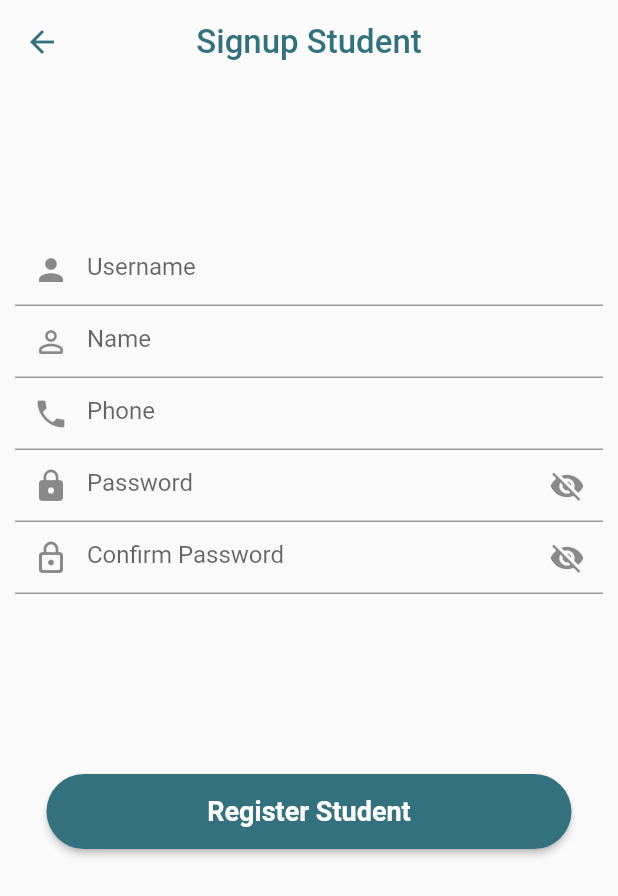
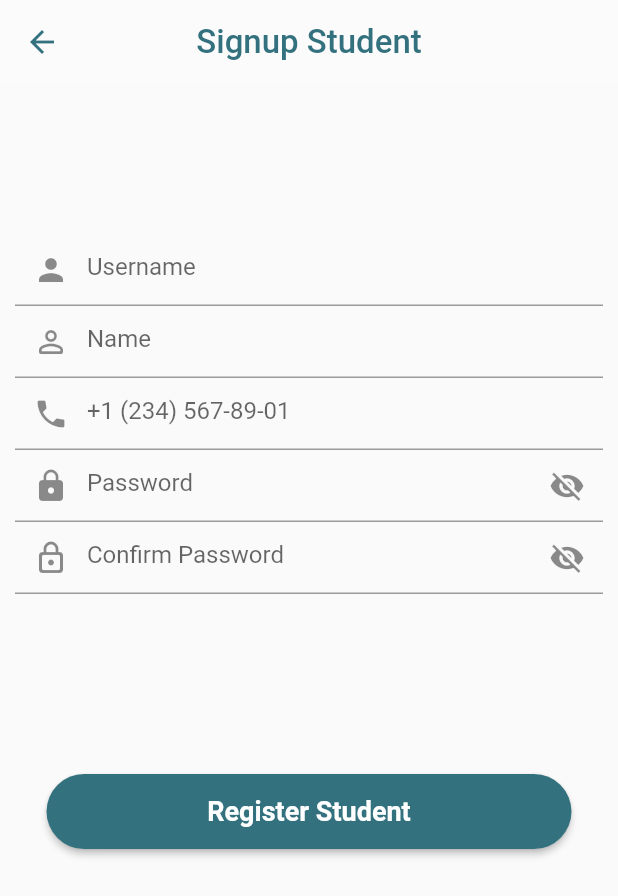
Before and after one commit to RegisSalesRA/django_flutter_college, a Flutter app: the SignUp screen opened by its route, swiped to page 3, on a phone screen of 412 x 824 dp. Shown: the top 896 px of the screen. Run offline on Flutter 3.47's test engine with Material 2 defaults, Android fonts, the phone set to English and light mode, and no system bars; our stand-ins replace dio, flutter_secure_storage, fluttertoast, mask_text_input_formatter; accounts and stored records are empty.

```diff
--- a/client_flutter/lib/data/repository/register_data_repository.dart
+++ b/client_flutter/lib/data/repository/register_data_repository.dart
@@ -117,7 +117,7 @@ class RegisterDataRepository {
       } catch (e) {
         toastHelper(e.toString(), true);
       }
-      isLoading.value = false;
     }
+    isLoading.value = false;
   }
 }
--- a/client_flutter/lib/presentation/home/widgets/settings_card.dart
+++ b/client_flutter/lib/presentation/home/widgets/settings_card.dart
@@ -4,7 +4,11 @@ class SettingsCard extends StatelessWidget {
   final String data;
   final String hintText;
   final Icon icon;
-  const SettingsCard({super.key, required this.data, required this.hintText, required this.icon});
+  const SettingsCard(
+      {super.key,
+      required this.data,
+      required this.hintText,
+      required this.icon});
 
   @override
   Widget build(BuildContext context) {
--- a/client_flutter/lib/presentation/signup/widgets/signup_screen.dart
+++ b/client_flutter/lib/presentation/signup/widgets/signup_screen.dart
@@ -37,6 +37,7 @@ class _SignUpScreenState extends State<SignUpScreen> {
       body: SizedBox(
         height: MediaQuerySize.heigthSizeCustom(context),
         width: double.infinity,
+        child: SingleChildScrollView(
           child: Column(
             mainAxisAlignment: MainAxisAlignment.spaceEvenly,
             crossAxisAlignment: CrossAxisAlignment.center,
@@ -47,6 +48,9 @@ class _SignUpScreenState extends State<SignUpScreen> {
                 text_1: "Register",
                 text_2: "Student",
               ),
+              SizedBox(
+                height: MediaQuerySize.heigthSizeCustom(context) / 10,
+              ),
               GridComponent(
                 voidCall: widget.backPageView,
                 nameImage: "teacher_register.png",
@@ -56,6 +60,7 @@ class _SignUpScreenState extends State<SignUpScreen> {
             ],
           ),
         ),
+      ),
     );
   }
 }
--- a/client_flutter/lib/presentation/signup/widgets/signup_student.dart
+++ b/client_flutter/lib/presentation/signup/widgets/signup_student.dart
@@ -1,5 +1,5 @@
 import 'package:flutter/material.dart';
-
+import 'package:mask_text_input_formatter/mask_text_input_formatter.dart';
 import '../../../app/app.dart';
 import '../../../data/repository/register_data_repository.dart';
 
@@ -73,9 +73,13 @@ class _SignUpStudentState extends State<SignUpStudent> with ValidationMixin {
               Padding(
                 padding: const EdgeInsets.symmetric(horizontal: 10),
                 child: TextFormField(
+                  inputFormatters: [
+                    MaskTextInputFormatter(mask: "+# (###) ###-##-##")
+                  ],
                   controller: registerData.phoneController,
                   decoration: const InputDecoration(
-                      prefixIcon: Icon(Icons.phone), hintText: 'Phone'),
+                      prefixIcon: Icon(Icons.phone),
+                      hintText: '+1 (234) 567-89-01'),
                   validator: isPhoneNumberValid,
                 ),
               ),
--- a/client_flutter/lib/presentation/signup/widgets/signup_teacher.dart
+++ b/client_flutter/lib/presentation/signup/widgets/signup_teacher.dart
@@ -1,5 +1,6 @@
 import 'package:client_flutter/data/repository/register_data_repository.dart';
 import 'package:flutter/material.dart';
+import 'package:mask_text_input_formatter/mask_text_input_formatter.dart';
 import '../../../app/app.dart';
 
 class SignUpTeacher extends StatefulWidget {
@@ -71,9 +72,13 @@ class _SignUpTeacherState extends State<SignUpTeacher> with ValidationMixin {
               Padding(
                 padding: const EdgeInsets.symmetric(horizontal: 10),
                 child: TextFormField(
+                  inputFormatters: [
+                    MaskTextInputFormatter(mask: "+# (###) ###-##-##")
+                  ],
                   controller: registerData.phoneController,
                   decoration: const InputDecoration(
-                      prefixIcon: Icon(Icons.phone), hintText: 'Phone'),
+                      prefixIcon: Icon(Icons.phone),
+                      hintText: '+1 (234) 567-89-01'),
                   validator: isPhoneNumberValid,
                 ),
               ),
--- a/client_flutter/pubspec.yaml
+++ b/client_flutter/pubspec.yaml
@@ -24,6 +24,7 @@ dependencies:
   flutter_secure_storage: ^8.0.0
   intl: ^0.17.0
   fluttertoast: ^8.2.1
+  mask_text_input_formatter: ^2.4.0
 
   ## UI
   lottie: ^1.4.2
```
Also changed, not shown: client_flutter/lib/presentation/home/settings_users.dart (line endings or trailing spaces), client_flutter/pubspec.lock. Lines whose indentation alone changed are shown as unchanged.
